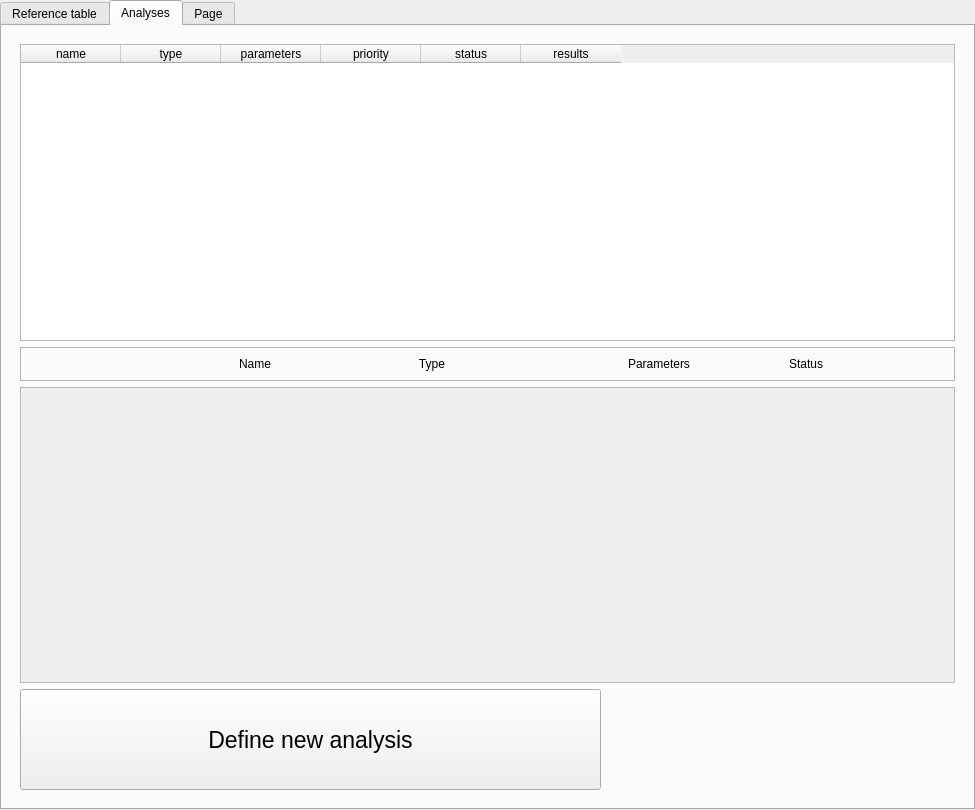
Above: python_interface/uis/Project.ui from cbgp/diyabc before the change. Below: the same form after it.
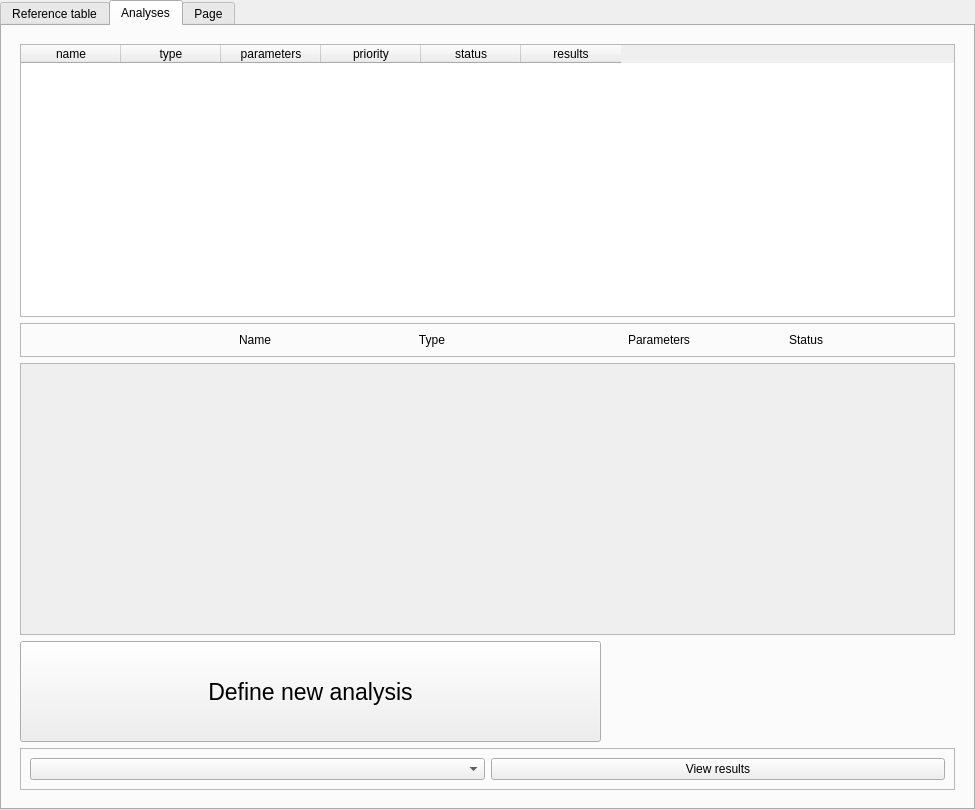
That is the form after the change. The open tabs and pages were chosen to show the change.

Diff of the .ui file:
```diff
--- a/python_interface/uis/Project.ui
+++ b/python_interface/uis/Project.ui
@@ -1080,7 +1080,7 @@
                <x>0</x>
                <y>0</y>
                <width>929</width>
-               <height>291</height>
+               <height>264</height>
               </rect>
              </property>
              <layout class="QVBoxLayout" name="verticalLayout_9">
@@ -1124,6 +1124,34 @@
             </property>
            </widget>
           </item>
+          <item>
+           <widget class="QFrame" name="frame_10">
+            <property name="minimumSize">
+             <size>
+              <width>0</width>
+              <height>0</height>
+             </size>
+            </property>
+            <property name="frameShape">
+             <enum>QFrame::StyledPanel</enum>
+            </property>
+            <property name="frameShadow">
+             <enum>QFrame::Raised</enum>
+            </property>
+            <layout class="QHBoxLayout" name="horizontalLayout_7">
+             <item>
+              <widget class="QComboBox" name="analysisListCombo"/>
+             </item>
+             <item>
+              <widget class="QPushButton" name="analysisResultsButton">
+               <property name="text">
+                <string>View results</string>
+               </property>
+              </widget>
+             </item>
+            </layout>
+           </widget>
+          </item>
          </layout>
         </item>
        </layout>
```
Left out of the diff: 2 changed lines with no effect on the pictures.
